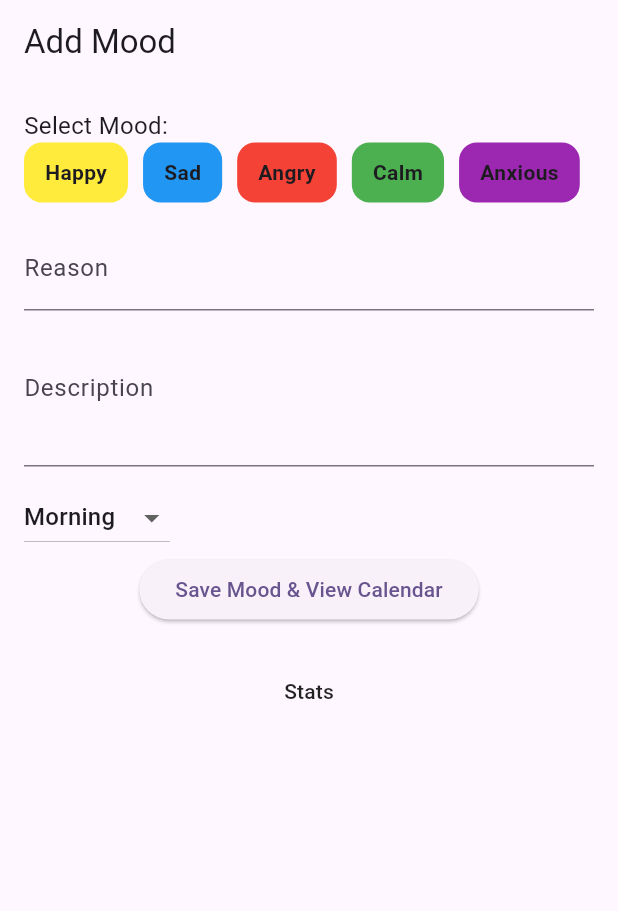
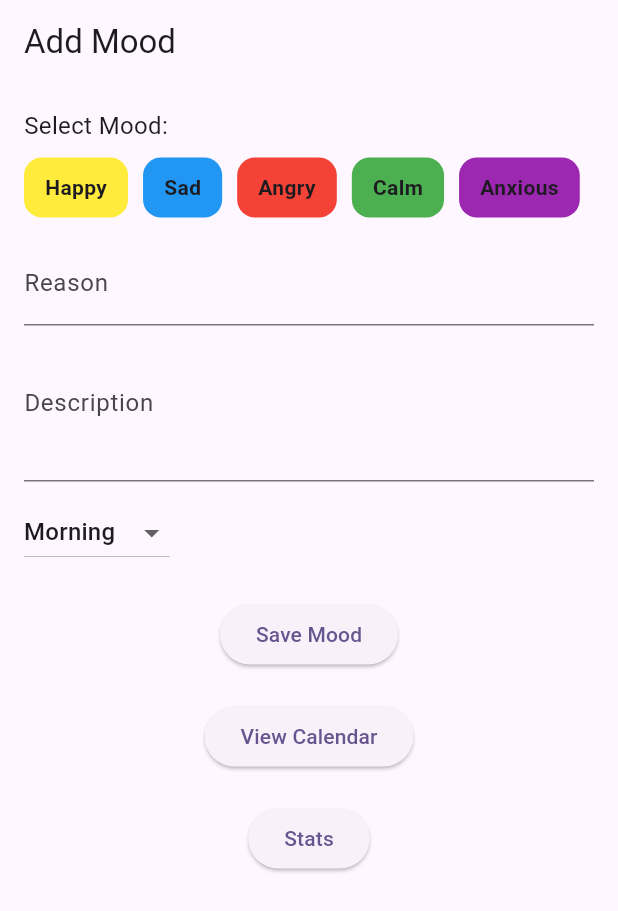
Before and after one commit to KabeloDev/mini_app, a Flutter app: the screen it shows after launch, on a phone screen of 412 x 824 dp. Shown: the top 911 px of the screen. Run offline on Flutter 3.47's test engine with Material 3 defaults, Android fonts, the phone set to English and light mode, and no system bars; our stand-ins replace fl_chart, flutter_bloc, flutter_local_notifications, go_router, hydrated_bloc, permission_handler and 1 more.

Commit message:
App strorage persistence

```diff
--- a/lib/home.dart
+++ b/lib/home.dart
@@ -1,5 +1,7 @@
 import 'package:flutter/material.dart';
+import 'package:flutter_bloc/flutter_bloc.dart';
 import 'package:mini_app/calendar.dart';
+import 'package:mini_app/home_cubit.dart';
 import 'package:mini_app/moodentry.dart';
 import 'package:mini_app/stats_noti.dart';
 
@@ -16,19 +18,17 @@ class _HomeScreenState extends State<HomeScreen> {
   final _reasonController = TextEditingController();
   final _descriptionController = TextEditingController();
 
-  final List<MoodEntry> _moods = [];
-
   void _onSave() {
     if (_selectedMood == null ||
         _reasonController.text.isEmpty ||
         _descriptionController.text.isEmpty) {
       ScaffoldMessenger.of(context).showSnackBar(
-        SnackBar(content: Text('Please fill all fields and select a mood')),
+        const SnackBar(content: Text('Please fill all fields and select a mood')),
       );
       return;
     }
 
-    final moodEntry = MoodEntry(
+    final newMood = MoodEntry(
       mood: _selectedMood!,
       reason: _reasonController.text,
       description: _descriptionController.text,
@@ -36,164 +36,77 @@ class _HomeScreenState extends State<HomeScreen> {
       date: DateTime.now(),
     );
 
+    context.read<HomeCubit>().addMood(newMood);
+
+    _reasonController.clear();
+    _descriptionController.clear();
     setState(() {
-      _moods.add(moodEntry);
+      _selectedMood = null;
+      _selectedTime = 'Morning';
     });
-
-    Navigator.push(
-      context,
-      MaterialPageRoute(builder: (_) => CalendarScreen(moodEntries: _moods)),
-    );
   }
 
   @override
   Widget build(BuildContext context) {
     return Scaffold(
-      appBar: AppBar(title: Text('Add Mood')),
+      appBar: AppBar(title: const Text('Add Mood')),
       body: Padding(
         padding: const EdgeInsets.all(16),
         child: SingleChildScrollView(
           child: Column(
             crossAxisAlignment: CrossAxisAlignment.start,
             children: [
-              Text('Select Mood:', style: TextStyle(fontSize: 16)),
-              Wrap(
-                spacing: 10,
-                children: [
-                  GestureDetector(
-                    onTap: () => setState(() => _selectedMood = 'Happy'),
-                    child: Container(
-                      padding: const EdgeInsets.symmetric(
-                          vertical: 10, horizontal: 14),
-                      decoration: BoxDecoration(
-                        color: Colors.yellow,
-                        borderRadius: BorderRadius.circular(12),
-                        border: _selectedMood == 'Happy'
-                            ? Border.all(width: 3, color: Colors.black)
-                            : null,
-                      ),
-                      child: Text(
-                        'Happy',
-                        style: TextStyle(fontWeight: FontWeight.bold),
-                      ),
-                    ),
-                  ),
-                  GestureDetector(
-                    onTap: () => setState(() => _selectedMood = 'Sad'),
-                    child: Container(
-                      padding: const EdgeInsets.symmetric(
-                          vertical: 10, horizontal: 14),
-                      decoration: BoxDecoration(
-                        color: Colors.blue,
-                        borderRadius: BorderRadius.circular(12),
-                        border: _selectedMood == 'Sad'
-                            ? Border.all(width: 3, color: Colors.black)
-                            : null,
-                      ),
-                      child: Text(
-                        'Sad',
-                        style: TextStyle(fontWeight: FontWeight.bold),
-                      ),
-                    ),
-                  ),
-                  GestureDetector(
-                    onTap: () => setState(() => _selectedMood = 'Angry'),
-                    child: Container(
-                      padding: const EdgeInsets.symmetric(
-                          vertical: 10, horizontal: 14),
-                      decoration: BoxDecoration(
-                        color: Colors.red,
-                        borderRadius: BorderRadius.circular(12),
-                        border: _selectedMood == 'Angry'
-                            ? Border.all(width: 3, color: Colors.black)
-                            : null,
-                      ),
-                      child: Text(
-                        'Angry',
-                        style: TextStyle(fontWeight: FontWeight.bold),
-                      ),
-                    ),
-                  ),
-                  GestureDetector(
-                    onTap: () => setState(() => _selectedMood = 'Calm'),
-                    child: Container(
-                      padding: const EdgeInsets.symmetric(
-                          vertical: 10, horizontal: 14),
-                      decoration: BoxDecoration(
-                        color: Colors.green,
-                        borderRadius: BorderRadius.circular(12),
-                        border: _selectedMood == 'Calm'
-                            ? Border.all(width: 3, color: Colors.black)
-                            : null,
-                      ),
-                      child: Text(
-                        'Calm',
-                        style: TextStyle(fontWeight: FontWeight.bold),
-                      ),
-                    ),
-                  ),
-                  GestureDetector(
-                    onTap: () => setState(() => _selectedMood = 'Anxious'),
-                    child: Container(
-                      padding: const EdgeInsets.symmetric(
-                          vertical: 10, horizontal: 14),
-                      decoration: BoxDecoration(
-                        color: Colors.purple,
-                        borderRadius: BorderRadius.circular(12),
-                        border: _selectedMood == 'Anxious'
-                            ? Border.all(width: 3, color: Colors.black)
-                            : null,
-                      ),
-                      child: Text(
-                        'Anxious',
-                        style: TextStyle(fontWeight: FontWeight.bold),
-                      ),
-                    ),
-                  ),
-                ],
-              ),
-              SizedBox(height: 16),
+              const Text('Select Mood:', style: TextStyle(fontSize: 16)),
+              const SizedBox(height: 10),
+              _buildMoodSelector(),
+              const SizedBox(height: 16),
               TextField(
                 controller: _reasonController,
-                decoration: InputDecoration(labelText: 'Reason'),
+                decoration: const InputDecoration(labelText: 'Reason'),
               ),
               TextField(
                 controller: _descriptionController,
                 maxLines: 3,
-                decoration: InputDecoration(labelText: 'Description'),
+                decoration: const InputDecoration(labelText: 'Description'),
               ),
-              SizedBox(height: 10),
+              const SizedBox(height: 10),
               DropdownButton<String>(
                 value: _selectedTime,
                 items: ['Morning', 'Afternoon', 'Evening']
-                    .map(
-                      (time) => DropdownMenuItem(
-                        value: time,
-                        child: Text(time),
-                      ),
-                    )
+                    .map((time) => DropdownMenuItem(value: time, child: Text(time)))
                     .toList(),
                 onChanged: (val) => setState(() => _selectedTime = val!),
               ),
+              const SizedBox(height: 20),
               Center(
                 child: Column(
                   children: [
                     ElevatedButton(
                       onPressed: _onSave,
-                      child: Text('Save Mood & View Calendar'),
+                      child: const Text('Save Mood'),
                     ),
                     const SizedBox(height: 20),
-                    MaterialButton(
+                    ElevatedButton(
                       onPressed: () {
                         Navigator.push(
                           context,
+                          MaterialPageRoute(builder: (_) => const CalendarScreen()),
+                        );
+                      },
+                      child: const Text('View Calendar'),
+                    ),
+                    const SizedBox(height: 20),
+                    ElevatedButton(
+                      onPressed: () {
+                        final moods = context.read<HomeCubit>().state;
+                        Navigator.push(
+                          context,
                           MaterialPageRoute(
-                            builder: (context) =>
-                                MyPieChart(moodEntries: _moods),
+                            builder: (_) => MyPieChart(moodEntries: moods),
                           ),
                         );
                       },
-                      child: Text('Stats'),
+                      child: const Text('Stats'),
                     ),
                   ],
                 ),
@@ -204,4 +117,34 @@ class _HomeScreenState extends State<HomeScreen> {
       ),
     );
   }
+
+  Widget _buildMoodSelector() {
+    final moods = {
+      'Happy': Colors.yellow,
+      'Sad': Colors.blue,
+      'Angry': Colors.red,
+      'Calm': Colors.green,
+      'Anxious': Colors.purple,
+    };
+
+    return Wrap(
+      spacing: 10,
+      children: moods.entries.map((entry) {
+        return GestureDetector(
+          onTap: () => setState(() => _selectedMood = entry.key),
+          child: Container(
+            padding: const EdgeInsets.symmetric(vertical: 10, horizontal: 14),
+            decoration: BoxDecoration(
+              color: entry.value,
+              borderRadius: BorderRadius.circular(12),
+              border: _selectedMood == entry.key
+                  ? Border.all(width: 3, color: Colors.black)
+                  : null,
+            ),
+            child: Text(entry.key, style: const TextStyle(fontWeight: FontWeight.bold)),
+          ),
+        );
+      }).toList(),
+    );
+  }
 }
--- /dev/null
+++ b/lib/home_cubit.dart
@@ -0,0 +1,23 @@
+import 'package:hydrated_bloc/hydrated_bloc.dart';
+import 'moodentry.dart';
+
+class HomeCubit extends HydratedCubit<List<MoodEntry>> {
+  HomeCubit() : super([]);
+
+  void addMood(MoodEntry newMood) {
+    final updatedList = List<MoodEntry>.from(state);
+    updatedList.add(newMood);
+    emit(updatedList);
+  }
+
+  @override
+  List<MoodEntry> fromJson(Map<String, dynamic> json) {
+    final rawList = json['moods'] as List<dynamic>;
+    return rawList.map((item) => MoodEntry.fromMap(item)).toList();
+  }
+
+  @override
+  Map<String, dynamic> toJson(List<MoodEntry> state) {
+    return {'moods': state.map((m) => m.toMap()).toList()};
+  }
+}
--- a/pubspec.yaml
+++ b/pubspec.yaml
@@ -23,6 +23,8 @@ dependencies:
   fl_chart: ^1.0.0
   bloc: ^9.0.0
   flutter_bloc: ^9.1.0
+  hydrated_bloc: ^10.0.0
+  path_provider: ^2.1.5
 
 dev_dependencies:
   flutter_test:
```
Also changed, not shown: lib/calendar.dart (+43 -26 lines), lib/calendar_cubit.dart (+28 -14 lines), lib/main.dart (+19 -3 lines), lib/moodentry.dart (+22 -2 lines), pubspec.lock, 1 other file.
